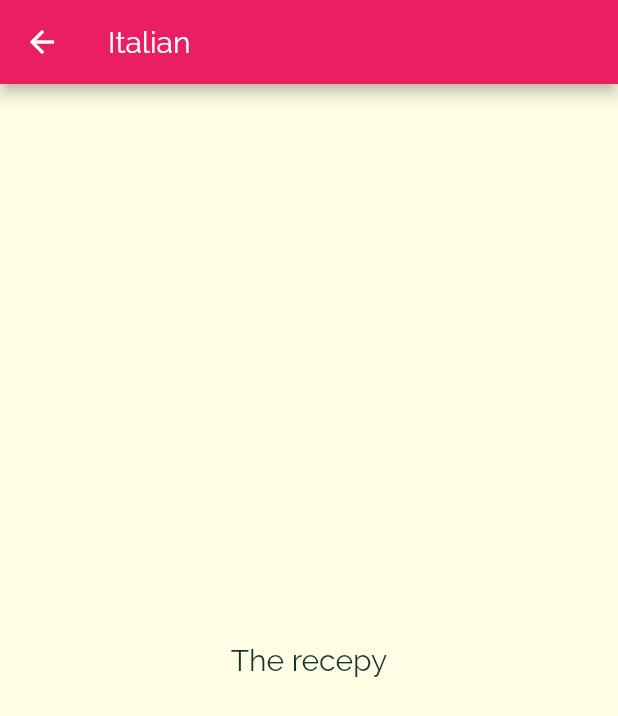
After one commit to giorgiofrittoli/meal-flutter-app, a Flutter app: the screen it shows after launch, after a tap on "Italian", on a phone screen of 412 x 824 dp. The commit adds this screen. Shown: the top 716 px of the screen. Run offline on Flutter 3.47's test engine with Material 2 defaults, Android fonts, the phone set to English and light mode, and no system bars.

Commit message:
category meals screen

```diff
--- a/lib/categories_screen.dart
+++ b/lib/categories_screen.dart
@@ -9,9 +9,8 @@ class CategoryScreen extends StatelessWidget {
     return Scaffold(
       body: GridView(
         padding: const EdgeInsets.all(25),
-        children: DUMMY_CATEGORIES
-            .map((catData) => CategoryItem(catData.title, catData.color))
-            .toList(),
+        children:
+            DUMMY_CATEGORIES.map((catData) => CategoryItem(catData)).toList(),
         gridDelegate: SliverGridDelegateWithMaxCrossAxisExtent(
           maxCrossAxisExtent: 200,
           childAspectRatio: 3 / 2,
--- a/lib/category_item.dart
+++ b/lib/category_item.dart
@@ -1,30 +1,43 @@
 import "package:flutter/material.dart";
 
+import "./models/category.dart";
+import './category_meal_screen.dart';
+
 class CategoryItem extends StatelessWidget {
-  final String title;
-  final Color color;
+  final Category category;
 
-  CategoryItem(this.title, this.color);
+  CategoryItem(this.category);
+
+  void _selectCategory(BuildContext context) {
+    Navigator.of(context).push(MaterialPageRoute(builder: (_) {
+      return CategoryMealScreen(category);
+    }));
+  }
 
   @override
   Widget build(BuildContext context) {
-    return Container(
+    return InkWell(
+      splashColor: Theme.of(context).primaryColor,
+      borderRadius: BorderRadius.circular(15),
+      onTap: () => _selectCategory(context),
+      child: Container(
         padding: const EdgeInsets.all(15),
         child: Text(
-        title,
+          category.title,
           style: Theme.of(context).textTheme.headline6,
         ),
         decoration: BoxDecoration(
           gradient: LinearGradient(
             colors: [
-            color.withOpacity(0.7),
-            color,
+              category.color.withOpacity(0.7),
+              category.color,
             ],
             begin: Alignment.topLeft,
             end: Alignment.bottomRight,
           ),
           borderRadius: BorderRadius.circular(15),
         ),
+      ),
     );
   }
 }
--- /dev/null
+++ b/lib/category_meal_screen.dart
@@ -0,0 +1,21 @@
+import "package:flutter/material.dart";
+
+import "./models/category.dart";
+
+class CategoryMealScreen extends StatelessWidget {
+  final Category category;
+
+  CategoryMealScreen(this.category);
+
+  @override
+  Widget build(BuildContext context) {
+    return Scaffold(
+      appBar: AppBar(
+        title: Text(category.title),
+      ),
+      body: Center(
+        child: Text("The recepy"),
+      ),
+    );
+  }
+}
```
Lines whose indentation alone changed are shown as unchanged.
